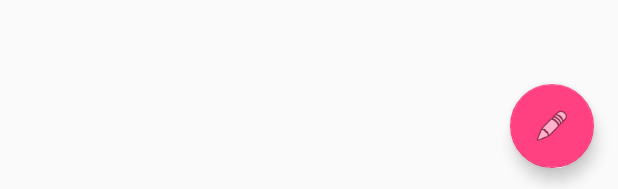
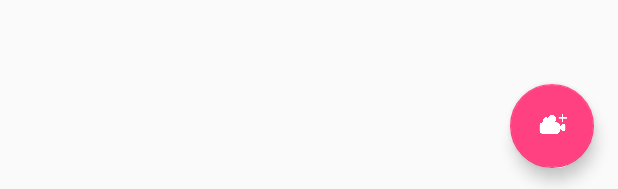
Before and after one commit to Alcidauk/CineLog, an Android app: the layout activity_view_kino.xml on its own in the app's theme, with its tools: preview values and no code run, on a phone screen of 412 x 824 dp. Shown: the part 1044-1233 px from the top of the screen. Run offline under Robolectric (Android 15) with nearby library versions, the phone set to English and light mode, and no system bars.

Commit message:
[CineLog] change icon in floating add kino button

```diff
--- a/app/src/main/res/layout/activity_main.xml
+++ b/app/src/main/res/layout/activity_main.xml
@@ -29,6 +29,6 @@
         android:layout_height="wrap_content"
         android:layout_gravity="bottom|end"
         android:layout_margin="@dimen/fab_margin"
-        app:srcCompat="@android:drawable/ic_input_add" />
+        app:srcCompat="@drawable/add_kino" />
 
 </android.support.design.widget.CoordinatorLayout>
--- a/app/src/main/res/layout/activity_view_kino.xml
+++ b/app/src/main/res/layout/activity_view_kino.xml
@@ -29,6 +29,6 @@
         android:layout_height="wrap_content"
         android:layout_gravity="bottom|end"
         android:layout_margin="@dimen/fab_margin"
-        app:srcCompat="@android:drawable/ic_menu_edit" />
+        app:srcCompat="@drawable/add_kino" />
 
 </android.support.design.widget.CoordinatorLayout>
```
Also changed, not shown: app/src/main/res/drawable/add_kino.png (added).
